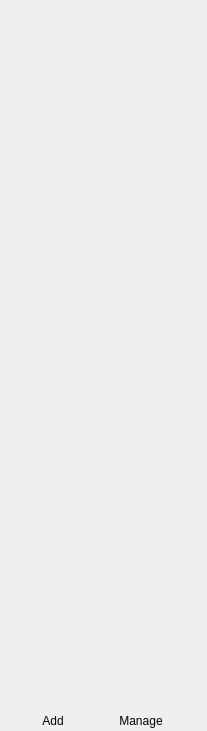
Old version of the form src/ui/browserselectorwidget.ui in the repository kaniol-lck/modmanager.
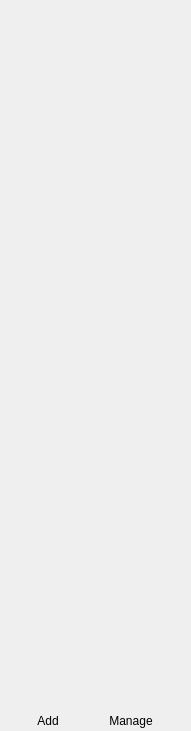
New version of the form. Icons and pictures are not drawn.

Diff of the .ui file:
```diff
--- a/src/ui/browserselectorwidget.ui
+++ b/src/ui/browserselectorwidget.ui
@@ -6,7 +6,7 @@
    <rect>
     <x>0</x>
     <y>0</y>
-    <width>207</width>
+    <width>191</width>
     <height>731</height>
    </rect>
   </property>
```
Left out of the diff: 100 changed lines with no effect on the pictures.
